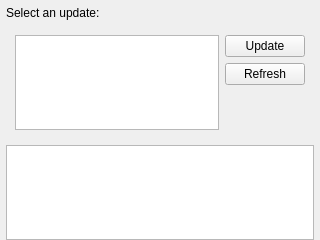
Old version of the form ui/WallabyUpdateWidget.ui in the repository kipr/botui.
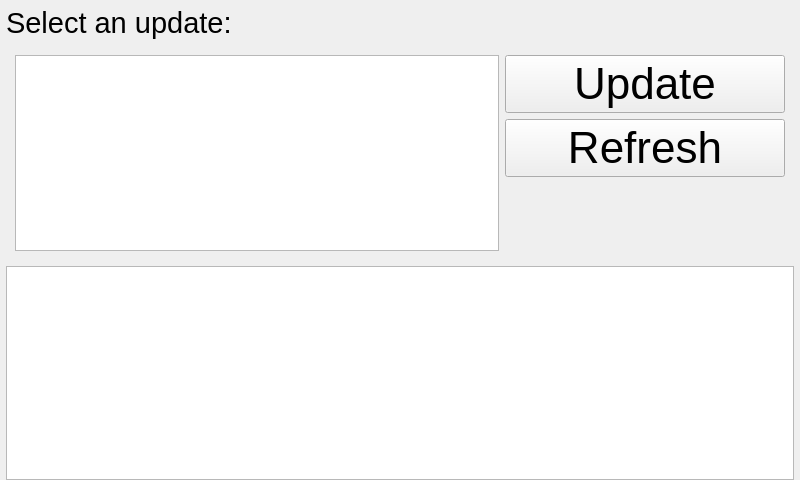
New version of the form. Icons and pictures are not drawn. Custom widgets are drawn as their Qt base class.

Diff of the .ui file:
```diff
--- a/ui/WallabyUpdateWidget.ui
+++ b/ui/WallabyUpdateWidget.ui
@@ -6,8 +6,8 @@
    <rect>
     <x>0</x>
     <y>0</y>
-    <width>320</width>
-    <height>240</height>
+    <width>800</width>
+    <height>480</height>
    </rect>
   </property>
   <property name="windowTitle">
@@ -28,6 +28,11 @@
    </property>
    <item>
     <widget class="QLabel" name="statusLabel">
+     <property name="font">
+      <font>
+       <pointsize>22</pointsize>
+      </font>
+     </property>
      <property name="text">
       <string>Select an update:</string>
      </property>
@@ -37,12 +42,29 @@
     <widget class="QWidget" name="selectionWidget" native="true">
      <layout class="QHBoxLayout" name="horizontalLayout">
       <item>
-       <widget class="QListWidget" name="updateList"/>
+       <widget class="QListWidget" name="updateList">
+        <property name="font">
+         <font>
+          <pointsize>22</pointsize>
+         </font>
+        </property>
+       </widget>
       </item>
       <item>
        <layout class="QVBoxLayout" name="verticalLayout_2">
         <item>
          <widget class="QPushButton" name="update">
+          <property name="minimumSize">
+           <size>
+            <width>280</width>
+            <height>0</height>
+           </size>
+          </property>
+          <property name="font">
+           <font>
+            <pointsize>33</pointsize>
+           </font>
+          </property>
           <property name="text">
            <string>Update</string>
           </property>
@@ -54,6 +76,11 @@
         </item>
         <item>
          <widget class="QPushButton" name="refresh">
+          <property name="font">
+           <font>
+            <pointsize>33</pointsize>
+           </font>
+          </property>
           <property name="text">
            <string>Refresh</string>
           </property>
@@ -86,6 +113,7 @@
      <property name="font">
       <font>
        <family>Courier New</family>
+       <pointsize>22</pointsize>
        <italic>true</italic>
       </font>
      </property>
```
